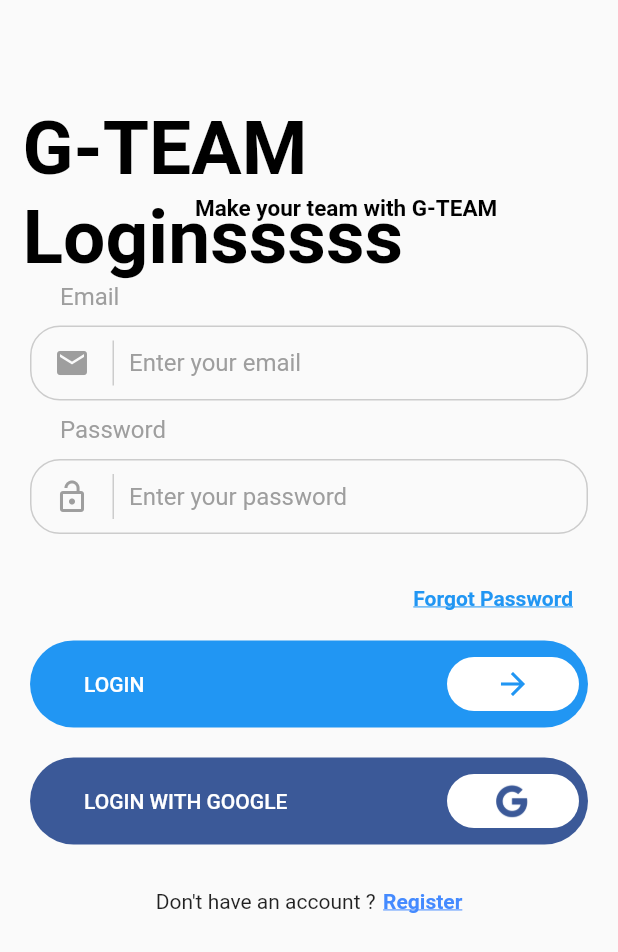
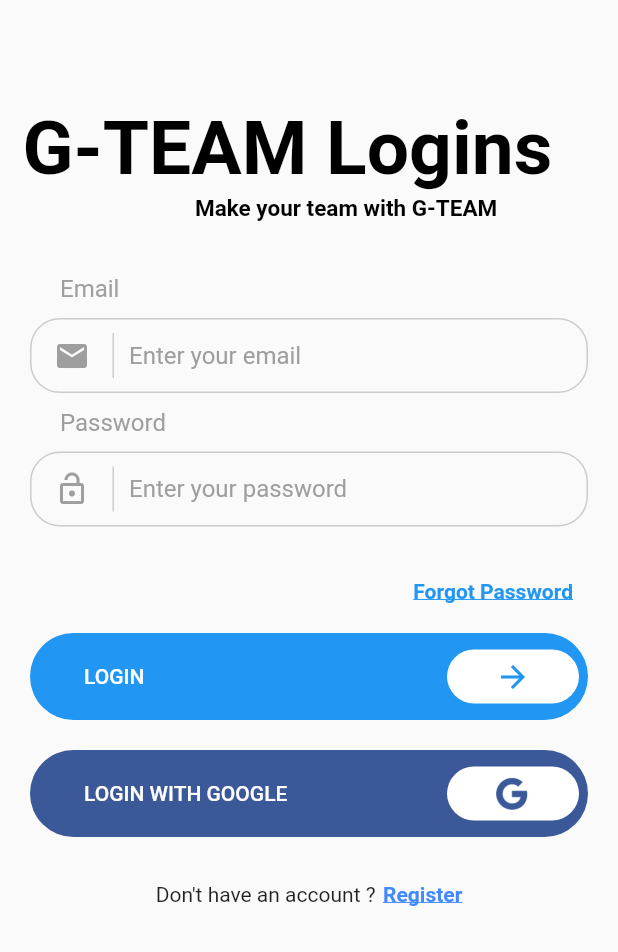
Before and after one commit to kkdh7609/Gteam, a Flutter app: the screen it shows after launch, on a phone screen of 412 x 824 dp. Shown: the top 952 px of the screen. Run offline on Flutter 3.47's test engine with Material 2 defaults, Android fonts, the phone set to English and light mode, and no system bars; our stand-ins replace firebase_auth; accounts and stored records are empty; Roboto replaces fonts that are missing (Montserrat).

Commit message:
Checkout Request

```diff
--- a/flutter_app/lib/login.dart
+++ b/flutter_app/lib/login.dart
@@ -122,7 +122,7 @@ class _LoginPageState extends State<LoginPage> {
           children: <Widget>[
             Container(
                 padding: EdgeInsets.fromLTRB(15.0, 70.0, 0.0, 0.0),
-                child: Text('G-TEAM Loginsssss', style: TextStyle(fontSize: 50.0, fontWeight: FontWeight.bold, color: Colors.black))
+                child: Text('G-TEAM Logins', style: TextStyle(fontSize: 50.0, fontWeight: FontWeight.bold, color: Colors.black))
             ),
             Container(
                 padding: EdgeInsets.fromLTRB(130.0, 130.0, 0.0, 35.0),
```
